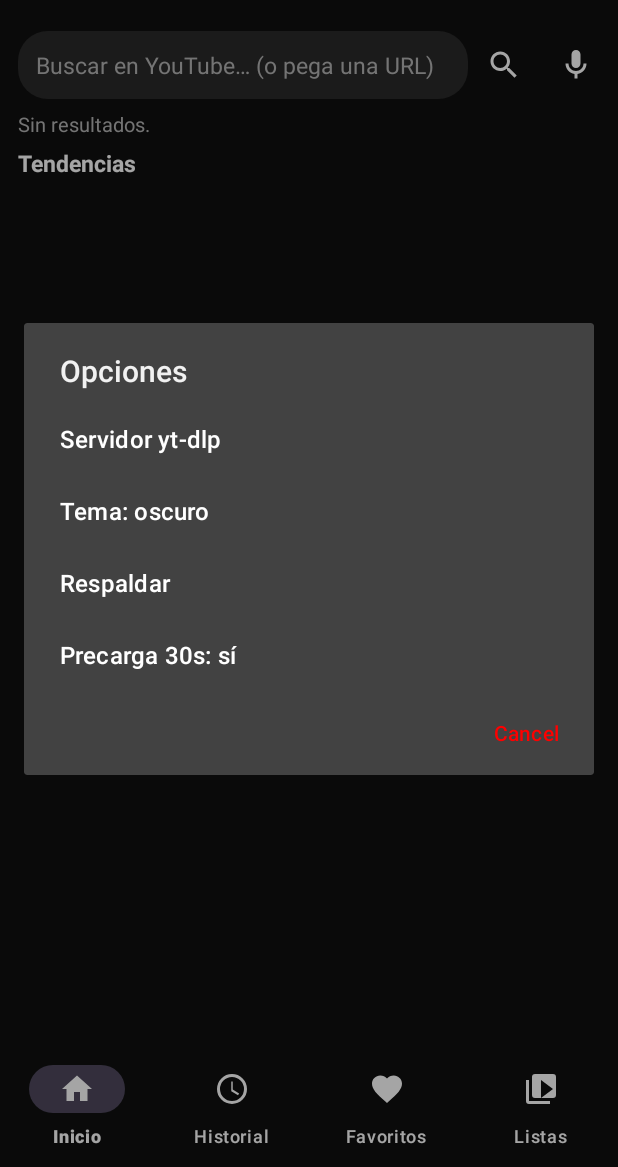
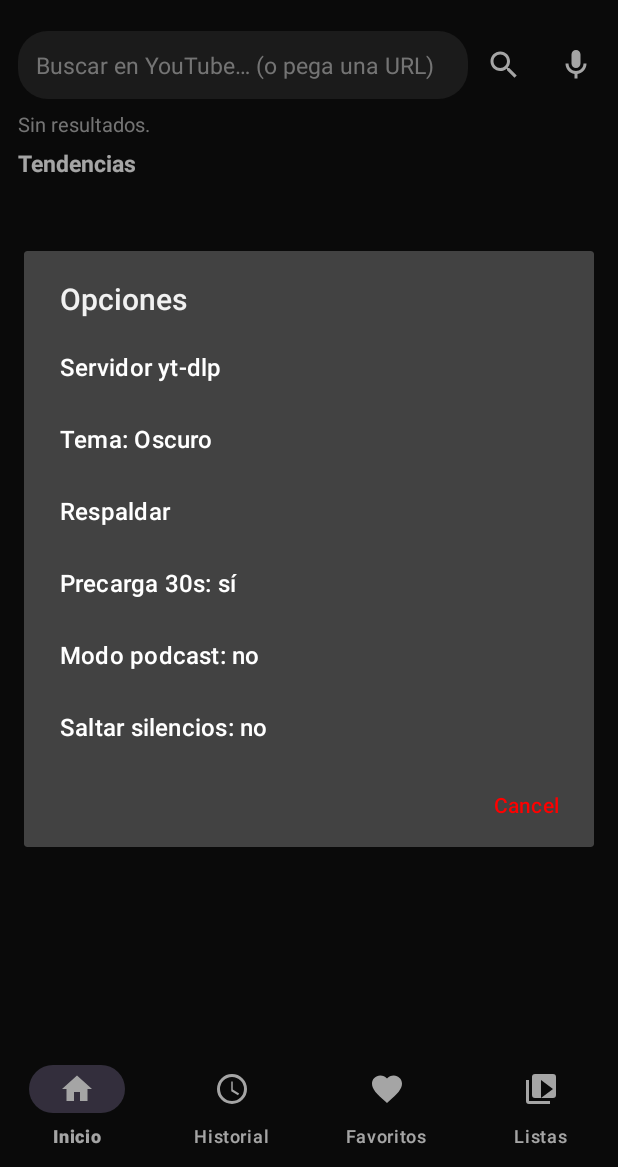
Before and after one commit to totalavance-gif/Necoatube, an Android app: the screen it shows after launch (MainActivity), after a tap on an icon or button, on a phone screen of 412 x 824 dp, the part 69-1236 px from its top. Run offline under Robolectric (Android 15) with nearby library versions, the phone set to English and light mode, and no system bars; libraries missing offline, so code that uses them is left out: org.schabi.newpipe; pictures from the network do not load; 5 statements that could not run were skipped; 2 other taps on this screen came first.

Commit message:
Tanda 1: gestos player, saltar silencios, podcast, OLED, compartir con minuto

```diff
--- a/app/build.gradle
+++ b/app/build.gradle
@@ -11,8 +11,8 @@ android {
         applicationId 'com.nexos.play'
         minSdk 24
         targetSdk 34
-        versionCode 14
-        versionName '1.9.3'
+        versionCode 16
+        versionName '1.10'
     }
 
     buildFeatures {
--- a/app/src/main/java/com/nexos/play/ui/MainActivity.kt
+++ b/app/src/main/java/com/nexos/play/ui/MainActivity.kt
@@ -64,6 +64,7 @@ class MainActivity : AppCompatActivity() {
 
     override fun onCreate(savedInstanceState: Bundle?) {
         super.onCreate(savedInstanceState)
+        Prefs.applyOverlay(this)
         setContentView(R.layout.activity_main)
 
         val input = findViewById<EditText>(R.id.search_input)
@@ -315,31 +316,68 @@ class MainActivity : AppCompatActivity() {
 
     private fun showMenu() {
         val themeLabel = getString(
-            if (Prefs.darkMode(this)) R.string.menu_theme_dark else R.string.menu_theme_light
+            R.string.menu_theme, getString(
+                when (Prefs.themeMode(this)) {
+                    0 -> R.string.theme_light
+                    2 -> R.string.theme_black
+                    else -> R.string.theme_dark
+                }
+            )
         )
         val prebufferLabel = getString(
             if (Prefs.prebuffer30(this)) R.string.menu_prebuffer_on else R.string.menu_prebuffer_off
         )
+        val podcastLabel = getString(
+            if (Prefs.podcastMode(this)) R.string.menu_podcast_on else R.string.menu_podcast_off
+        )
+        val silenceLabel = getString(
+            if (Prefs.skipSilence(this)) R.string.menu_silence_on else R.string.menu_silence_off
+        )
         val items = arrayOf(
             getString(R.string.menu_server), themeLabel,
-            getString(R.string.menu_backup), prebufferLabel
+            getString(R.string.menu_backup), prebufferLabel,
+            podcastLabel, silenceLabel
         )
         AlertDialog.Builder(this)
             .setTitle(R.string.menu_title)
             .setItems(items) { _, i ->
                 when (i) {
                     0 -> askBackend()
-                    1 -> {
-                        Prefs.setDarkMode(this, !Prefs.darkMode(this))
-                        Prefs.applyTheme(this)
-                        recreate()
-                    }
+                    1 -> themeDialog()
                     2 -> backupDialog()
-                    else -> {
+                    3 -> {
                         Prefs.setPrebuffer30(this, !Prefs.prebuffer30(this))
                         Toast.makeText(this, R.string.prebuffer_note, Toast.LENGTH_SHORT).show()
                     }
+                    4 -> {
+                        Prefs.setPodcastMode(this, !Prefs.podcastMode(this))
+                        Toast.makeText(this, R.string.podcast_note, Toast.LENGTH_SHORT).show()
+                    }
+                    else -> {
+                        Prefs.setSkipSilence(this, !Prefs.skipSilence(this))
+                        com.nexos.play.playback.PlayerHolder.applySkipSilence()
+                    }
                 }
+            }
+            .setNegativeButton(android.R.string.cancel, null)
+            .show()
+    }
+
+    private fun themeDialog() {
+        AlertDialog.Builder(this)
+            .setTitle(R.string.theme_title)
+            .setSingleChoiceItems(
+                arrayOf(
+                    getString(R.string.theme_light),
+                    getString(R.string.theme_dark),
+                    getString(R.string.theme_black)
+                ),
+                Prefs.themeMode(this)
+            ) { d, i ->
+                Prefs.setThemeMode(this, i)
+                Prefs.applyTheme(this)
+                d.dismiss()
+                recreate()
             }
             .setNegativeButton(android.R.string.cancel, null)
             .show()
--- a/app/src/main/java/com/nexos/play/ui/QueueActivity.kt
+++ b/app/src/main/java/com/nexos/play/ui/QueueActivity.kt
@@ -9,6 +9,7 @@ import androidx.recyclerview.widget.LinearLayoutManager
 import androidx.recyclerview.widget.RecyclerView
 import com.nexos.play.R
 import com.nexos.play.playback.PlayerHolder
+import com.nexos.play.util.Prefs
 
 /** Cola del autoplay: tocar salta, mantener quita. */
 class QueueActivity : AppCompatActivity() {
@@ -17,6 +18,7 @@ class QueueActivity : AppCompatActivity() {
 
     override fun onCreate(savedInstanceState: Bundle?) {
         super.onCreate(savedInstanceState)
+        Prefs.applyOverlay(this)
         setContentView(R.layout.activity_queue)
 
         adapter = ResultsAdapter(
--- a/app/src/main/java/com/nexos/play/util/Prefs.kt
+++ b/app/src/main/java/com/nexos/play/util/Prefs.kt
@@ -31,20 +31,36 @@ object Prefs {
             .edit().putBoolean(KEY_SHUFFLE, value).apply()
     }
 
-    fun darkMode(ctx: Context): Boolean =
-        ctx.getSharedPreferences(FILE, Context.MODE_PRIVATE)
-            .getBoolean(KEY_DARK, true)
+    fun darkMode(ctx: Context): Boolean = themeMode(ctx) != 0
 
     fun setDarkMode(ctx: Context, value: Boolean) {
+        setThemeMode(ctx, if (value) 1 else 0)
+    }
+
+    /** 0 = claro, 1 = oscuro, 2 = negro OLED. Migra el booleano viejo. */
+    fun themeMode(ctx: Context): Int {
+        val p = ctx.getSharedPreferences(FILE, Context.MODE_PRIVATE)
+        if (p.contains("theme_mode")) return p.getInt("theme_mode", 1)
+        return if (p.getBoolean(KEY_DARK, true)) 1 else 0
+    }
+
+    fun setThemeMode(ctx: Context, value: Int) {
         ctx.getSharedPreferences(FILE, Context.MODE_PRIVATE)
-            .edit().putBoolean(KEY_DARK, value).apply()
+            .edit().putInt("theme_mode", value).apply()
     }
 
     fun applyTheme(ctx: Context) {
         androidx.appcompat.app.AppCompatDelegate.setDefaultNightMode(
-            if (darkMode(ctx)) androidx.appcompat.app.AppCompatDelegate.MODE_NIGHT_YES
-            else androidx.appcompat.app.AppCompatDelegate.MODE_NIGHT_NO
+            if (themeMode(ctx) == 0) androidx.appcompat.app.AppCompatDelegate.MODE_NIGHT_NO
+            else androidx.appcompat.app.AppCompatDelegate.MODE_NIGHT_YES
         )
+    }
+
+    /** Llamar antes de setContentView en cada activity. */
+    fun applyOverlay(activity: android.app.Activity) {
+        if (themeMode(activity) == 2) {
+            activity.setTheme(com.nexos.play.R.style.Theme_NexosPlay_Black)
+        }
     }
 
     fun speed(ctx: Context): Float =
@@ -75,6 +91,24 @@ object Prefs {
             .edit().putInt(KEY_QUALITY, value).apply()
     }
 
+    fun podcastMode(ctx: Context): Boolean =
+        ctx.getSharedPreferences(FILE, Context.MODE_PRIVATE)
+            .getBoolean("podcast_mode", false)
+
+    fun setPodcastMode(ctx: Context, value: Boolean) {
+        ctx.getSharedPreferences(FILE, Context.MODE_PRIVATE)
+            .edit().putBoolean("podcast_mode", value).apply()
+    }
+
+    fun skipSilence(ctx: Context): Boolean =
+        ctx.getSharedPreferences(FILE, Context.MODE_PRIVATE)
+            .getBoolean("skip_silence", false)
+
+    fun setSkipSilence(ctx: Context, value: Boolean) {
+        ctx.getSharedPreferences(FILE, Context.MODE_PRIVATE)
+            .edit().putBoolean("skip_silence", value).apply()
+    }
+
     fun positions(ctx: Context): MutableMap<String, Long> {
         val raw = ctx.getSharedPreferences(FILE, Context.MODE_PRIVATE)
             .getString(KEY_POSITIONS, "").orEmpty()
--- a/app/src/main/res/drawable/desc_bg.xml
+++ b/app/src/main/res/drawable/desc_bg.xml
@@ -1,6 +1,6 @@
 <?xml version="1.0" encoding="utf-8"?>
 <shape xmlns:android="http://schemas.android.com/apk/res/android"
     android:shape="rectangle">
-    <solid android:color="@color/yt_surface" />
+    <solid android:color="?attr/ytSurface" />
     <corners android:radius="12dp" />
 </shape>
--- a/app/src/main/res/drawable/search_bg.xml
+++ b/app/src/main/res/drawable/search_bg.xml
@@ -1,6 +1,6 @@
 <?xml version="1.0" encoding="utf-8"?>
 <shape xmlns:android="http://schemas.android.com/apk/res/android"
     android:shape="rectangle">
-    <solid android:color="@color/yt_chip" />
+    <solid android:color="?attr/ytChip" />
     <corners android:radius="20dp" />
 </shape>
--- a/app/src/main/res/layout/activity_main.xml
+++ b/app/src/main/res/layout/activity_main.xml
@@ -3,7 +3,7 @@
     xmlns:app="http://schemas.android.com/apk/res-auto"
     android:layout_width="match_parent"
     android:layout_height="match_parent"
-    android:background="@color/yt_bg"
+    android:background="?attr/ytBg"
     android:orientation="vertical">
 
     <LinearLayout
@@ -28,7 +28,7 @@
             android:layout_marginStart="6dp"
             android:layout_weight="1"
             android:text="@string/app_name"
-            android:textColor="@color/yt_text"
+            android:textColor="?attr/ytText"
             android:textSize="20sp"
             android:textStyle="bold" />
 
@@ -50,7 +50,7 @@
             android:focusable="true"
             android:padding="8dp"
             android:text="⋮"
-            android:textColor="@color/yt_text"
+            android:textColor="?attr/ytText"
             android:textSize="24sp" />
     </LinearLayout>
 
@@ -75,8 +75,8 @@
             android:inputType="text"
             android:padding="12dp"
             android:singleLine="true"
-            android:textColor="@color/yt_text"
-            android:textColorHint="@color/yt_text2"
+            android:textColor="?attr/ytText"
+            android:textColorHint="?attr/ytText2"
             android:textSize="15sp" />
 
         <ImageButton
@@ -114,7 +114,7 @@
         android:paddingStart="12dp"
         android:paddingTop="6dp"
         android:paddingEnd="12dp"
-        android:textColor="@color/yt_text2"
+        android:textColor="?attr/ytText2"
         android:textSize="13sp" />
 
     <LinearLayout
@@ -134,7 +134,7 @@
             android:layout_height="wrap_content"
             android:layout_weight="1"
             android:text="@string/history_title"
-            android:textColor="@color/yt_text"
+            android:textColor="?attr/ytText"
             android:textSize="15sp"
             android:textStyle="bold" />
 
@@ -146,7 +146,7 @@
             android:focusable="true"
             android:padding="6dp"
             android:text="@string/history_clear"
-            android:textColor="@color/yt_text2"
+            android:textColor="?attr/ytText2"
             android:textSize="13sp" />
     </LinearLayout>
 
@@ -161,9 +161,9 @@
         android:id="@+id/bottom_nav"
         android:layout_width="match_parent"
         android:layout_height="wrap_content"
-        android:background="@color/yt_bg"
-        app:itemIconTint="@color/yt_text"
-        app:itemTextColor="@color/yt_text"
+        android:background="?attr/ytBg"
+        app:itemIconTint="?attr/ytText"
+        app:itemTextColor="?attr/ytText"
         app:labelVisibilityMode="labeled"
         app:menu="@menu/nav_main" />
 </LinearLayout>
--- a/app/src/main/res/layout/activity_queue.xml
+++ b/app/src/main/res/layout/activity_queue.xml
@@ -2,7 +2,7 @@
 <LinearLayout xmlns:android="http://schemas.android.com/apk/res/android"
     android:layout_width="match_parent"
     android:layout_height="match_parent"
-    android:background="@color/yt_bg"
+    android:background="?attr/ytBg"
     android:orientation="vertical">
 
     <TextView
@@ -10,7 +10,7 @@
         android:layout_height="wrap_content"
         android:padding="12dp"
         android:text="@string/queue_title"
-        android:textColor="@color/yt_text"
+        android:textColor="?attr/ytText"
         android:textSize="18sp"
         android:textStyle="bold" />
 
@@ -21,7 +21,7 @@
         android:maxLines="1"
         android:paddingStart="12dp"
         android:paddingEnd="12dp"
-        android:textColor="@color/yt_text2"
+        android:textColor="?attr/ytText2"
         android:textSize="13sp" />
 
     <androidx.recyclerview.widget.RecyclerView
--- a/app/src/main/res/layout/item_result.xml
+++ b/app/src/main/res/layout/item_result.xml
@@ -26,7 +26,7 @@
         android:paddingTop="2dp"
         android:paddingEnd="6dp"
         android:paddingBottom="2dp"
-        android:textColor="@color/yt_text"
+        android:textColor="?attr/ytText"
         android:textSize="12sp"
         android:visibility="gone"
         app:layout_constraintBottom_toBottomOf="@id/thumb"
@@ -55,7 +55,7 @@
         android:layout_marginEnd="12dp"
         android:ellipsize="end"
         android:maxLines="2"
-        android:textColor="@color/yt_text"
+        android:textColor="?attr/ytText"
         android:textSize="14sp"
         android:textStyle="bold"
         app:layout_constraintEnd_toEndOf="parent"
@@ -69,7 +69,7 @@
         android:layout_marginTop="2dp"
         android:ellipsize="end"
         android:maxLines="2"
-        android:textColor="@color/yt_text2"
+        android:textColor="?attr/ytText2"
         android:textSize="12sp"
         app:layout_constraintEnd_toEndOf="@id/title"
         app:layout_constraintStart_toStartOf="@id/title"
--- a/app/src/main/res/values/strings.xml
+++ b/app/src/main/res/values/strings.xml
@@ -68,6 +68,16 @@
     <string name="menu_title">Opciones</string>
     <string name="menu_theme_dark">Tema: oscuro</string>
     <string name="menu_theme_light">Tema: claro</string>
+    <string name="menu_theme">Tema: %1$s</string>
+    <string name="theme_title">Tema</string>
+    <string name="theme_light">Claro</string>
+    <string name="theme_dark">Oscuro</string>
+    <string name="theme_black">Negro OLED</string>
+    <string name="menu_podcast_on">Modo podcast: sí</string>
+    <string name="menu_podcast_off">Modo podcast: no</string>
+    <string name="podcast_note">Desde el próximo video solo audio</string>
+    <string name="menu_silence_on">Saltar silencios: sí</string>
+    <string name="menu_silence_off">Saltar silencios: no</string>
     <string name="menu_backup">Respaldar</string>
     <string name="menu_prebuffer_on">Precarga 30s: sí</string>
     <string name="menu_prebuffer_off">Precarga 30s: no</string>
--- a/app/src/main/res/values/themes.xml
+++ b/app/src/main/res/values/themes.xml
@@ -7,5 +7,25 @@
         <item name="colorPrimary">@color/yt_red</item>
         <item name="android:textColorPrimary">@color/yt_text</item>
         <item name="android:textColorSecondary">@color/yt_text2</item>
+        <item name="ytBg">@color/yt_bg</item>
+        <item name="ytSurface">@color/yt_surface</item>
+        <item name="ytChip">@color/yt_chip</item>
+        <item name="ytText">@color/yt_text</item>
+        <item name="ytText2">@color/yt_text2</item>
+        <item name="ytSubBg">@color/yt_sub_bg</item>
+        <item name="ytSubText">@color/yt_sub_text</item>
+    </style>
+
+    <style name="Theme.NexosPlay.Black" parent="Theme.NexosPlay">
+        <item name="android:windowBackground">#000000</item>
+        <item name="android:statusBarColor">#000000</item>
+        <item name="android:navigationBarColor">#000000</item>
+        <item name="ytBg">#000000</item>
+        <item name="ytSurface">#101010</item>
+        <item name="ytChip">#1C1C1C</item>
+        <item name="ytText">#F1F1F1</item>
+        <item name="ytText2">#AAAAAA</item>
+        <item name="ytSubBg">#F1F1F1</item>
+        <item name="ytSubText">#000000</item>
     </style>
 </resources>
```
Also changed, not shown: app/src/main/java/com/nexos/play/playback/PlayerHolder.kt (+7 -0 lines), app/src/main/java/com/nexos/play/ui/PlayerActivity.kt (+50 -2 lines), app/src/main/res/layout/activity_player.xml (+8 -8 lines), app/src/main/res/values/attrs.xml (added, +10 -0 lines).
